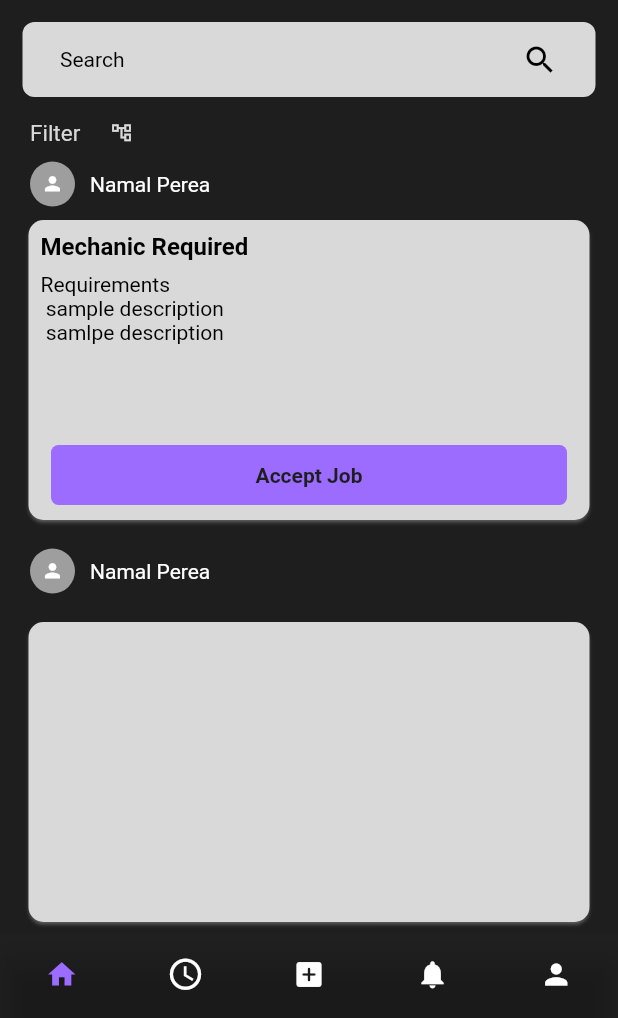
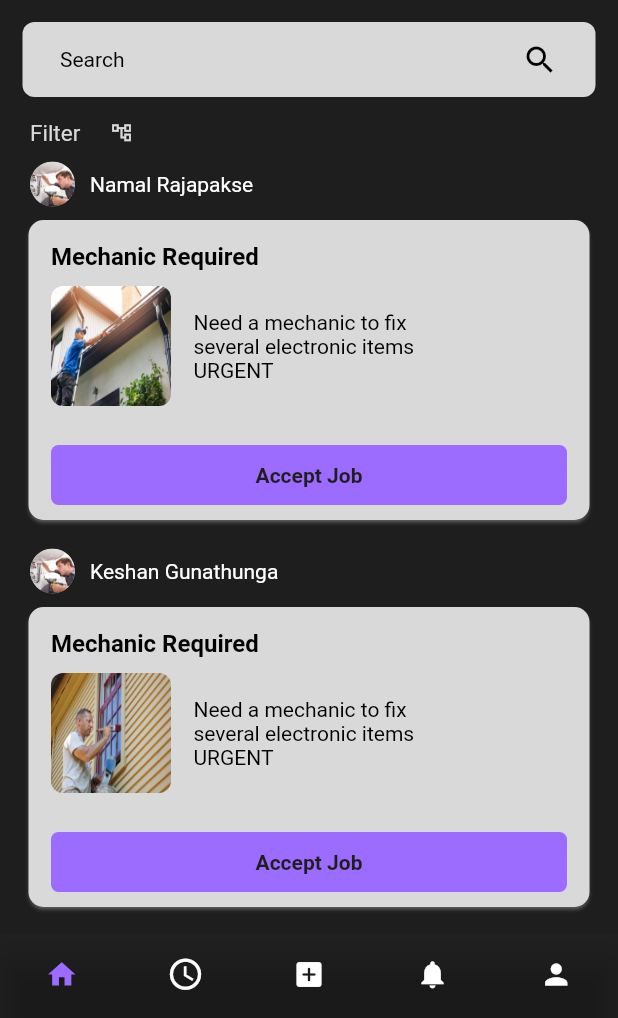
Before and after one commit to TeamHandyman/handymanbusiness, a Flutter app: the screen it shows after launch, after a tap on "Login", on a phone screen of 412 x 824 dp, the part 218-1236 px from its top. Run offline on Flutter 3.47's test engine with Material 2 defaults, Android fonts, the phone set to English and light mode, and no system bars; our stand-ins replace dio, fluttertoast, image_picker; missing offline and left inert: cloudinary_public.

Commit message:
worker-home

```diff
--- a/lib/WorkerScreens/home.dart
+++ b/lib/WorkerScreens/home.dart
@@ -12,6 +12,136 @@ class _HomeScreenState extends State<HomeScreen> {
   Widget build(BuildContext context) {
     final height = MediaQuery.of(context).size.height;
     final width = MediaQuery.of(context).size.width;
+    Widget jobRequestTile(
+        BuildContext context, String fname, String lname, String image) {
+      return Column(
+        children: [
+          Padding(
+            padding: EdgeInsets.only(left: 15, right: 15, top: 10),
+            child: Container(
+              width: width,
+              height: 30,
+              child: Row(
+                mainAxisAlignment: MainAxisAlignment.start,
+                crossAxisAlignment: CrossAxisAlignment.center,
+                children: [
+                  CircleAvatar(
+                    backgroundColor: Colors.grey,
+                    radius: 20,
+                    backgroundImage: AssetImage('assets/images/services1.jpeg'),
+                    child: Center(
+                      child: Icon(
+                        Icons.person,
+                        color: Colors.white,
+                        size: 15,
+                      ),
+                    ),
+                  ),
+                  Padding(
+                    padding: EdgeInsets.only(
+                      left: 5.0,
+                      right: 15,
+                    ),
+                    child: Text(
+                      fname + ' ' + lname,
+                      style: TextStyle(color: Colors.white, fontSize: 14),
+                    ),
+                  ),
+                ],
+              ),
+            ),
+          ),
+          Padding(
+            padding:
+                const EdgeInsets.only(left: 15.0, right: 15, top: 5, bottom: 5),
+            child: Card(
+              color: Theme.of(context).shadowColor,
+              child: Container(
+                height: 200,
+                width: width,
+                child: Column(
+                  mainAxisAlignment: MainAxisAlignment.start,
+                  crossAxisAlignment: CrossAxisAlignment.start,
+                  children: [
+                    Padding(
+                      padding:
+                          const EdgeInsets.only(left: 15.0, top: 15, right: 15),
+                      child: Text('Mechanic Required',
+                          style: TextStyle(
+                              color: Colors.black,
+                              fontWeight: FontWeight.bold,
+                              fontSize: 16)),
+                    ),
+                    Padding(
+                      padding:
+                          const EdgeInsets.only(left: 15.0, top: 10, right: 15),
+                      child: Row(
+                        children: [
+                          ClipRRect(
+                            borderRadius: BorderRadius.circular(8.0),
+                            child: Image.asset(
+                              'assets/images/${image}.jpeg',
+                              height: 80.0,
+                              width: 80.0,
+                              fit: BoxFit.fill,
+                            ),
+                          ),
+                          Padding(
+                            padding: const EdgeInsets.only(left: 15, right: 15),
+                            child: Container(
+                              width: 150,
+                              child: Text(
+                                'Need a mechanic to fix several electronic items\nURGENT',
+                                style: TextStyle(
+                                  color: Colors.black,
+                                  fontSize: 14,
+                                ),
+                                textAlign: TextAlign.left,
+                              ),
+                            ),
+                          ),
+                        ],
+                      ),
+                    ),
+                    Spacer(),
+                    Padding(
+                      padding: const EdgeInsets.only(
+                        top: 20.0,
+                        bottom: 10,
+                        left: 15,
+                        right: 15,
+                      ),
+                      child: GestureDetector(
+                        child: Container(
+                          height: 40,
+                          width: width,
+                          decoration: BoxDecoration(
+                            color: Theme.of(context).buttonColor,
+                            borderRadius: BorderRadius.circular(5),
+                          ),
+                          child: Center(
+                            child: Text('Accept Job',
+                                style: TextStyle(
+                                  fontWeight: FontWeight.bold,
+                                  color: Theme.of(context).backgroundColor,
+                                  fontSize: 14,
+                                )),
+                          ),
+                        ),
+                      ),
+                    ),
+                  ],
+                ),
+              ),
+              shape: RoundedRectangleBorder(
+                borderRadius: BorderRadius.circular(10.0),
+              ),
+            ),
+          ),
+        ],
+      );
+    }
+
     return Scaffold(
       appBar: AppBar(
         automaticallyImplyLeading: false,
@@ -118,175 +248,11 @@ class _HomeScreenState extends State<HomeScreen> {
                 )
               ],
             ),
-            Padding(
-              padding: const EdgeInsets.only(left: 15, right: 15, top: 10),
-              child: Container(
-                width: width,
-                height: 30,
-                child: Row(
-                  mainAxisAlignment: MainAxisAlignment.start,
-                  crossAxisAlignment: CrossAxisAlignment.center,
-                  children: const [
-                    CircleAvatar(
-                      backgroundColor: Colors.grey,
-                      radius: 20,
-                      child: Center(
-                        child: Icon(
-                          Icons.person,
-                          color: Colors.white,
-                          size: 15,
-                        ),
-                      ),
-                    ),
-                    Padding(
-                      padding: EdgeInsets.only(
-                        left: 5.0,
-                        right: 15,
-                      ),
-                      child: Text('Namal Perea',
-                          style: TextStyle(color: Colors.white, fontSize: 14)),
-                    ),
-                  ],
-                ),
-              ),
-            ),
-            Padding(
-              padding: const EdgeInsets.only(
-                  left: 15.0, right: 15, top: 5, bottom: 5),
-              child: Card(
-                color: Theme.of(context).shadowColor,
-                child: Container(
-                  height: 200,
-                  width: width,
-                  child: Column(
-                    mainAxisAlignment: MainAxisAlignment.start,
-                    crossAxisAlignment: CrossAxisAlignment.start,
-                    children: [
-                      Padding(
-                        padding: const EdgeInsets.all(8.0),
-                        child: Text('Mechanic Required',
-                            style: TextStyle(
-                                color: Colors.black,
-                                fontWeight: FontWeight.bold,
-                                fontSize: 16)),
-                      ),
-                      Padding(
-                        padding: const EdgeInsets.only(left: 8.0),
-                        child: Text(
-                          'Requirements\n sample description\n samlpe description',
-                          style: TextStyle(
-                            color: Colors.black,
-                            fontSize: 14,
-                          ),
-                          textAlign: TextAlign.left,
-                        ),
-                      ),
-                      Spacer(),
-                      Padding(
-                        padding: const EdgeInsets.only(
-                          top: 20.0,
-                          bottom: 10,
-                          left: 15,
-                          right: 15,
-                        ),
-                        child: GestureDetector(
-                          child: Container(
-                            height: 40,
-                            width: width,
-                            decoration: BoxDecoration(
-                              color: Theme.of(context).buttonColor,
-                              borderRadius: BorderRadius.circular(5),
-                            ),
-                            child: Center(
-                              child: Text('Accept Job',
-                                  style: TextStyle(
-                                    fontWeight: FontWeight.bold,
-                                    color: Theme.of(context).backgroundColor,
-                                    fontSize: 14,
-                                  )),
-                            ),
-                          ),
-                        ),
-                      ),
-                    ],
-                  ),
-                ),
-                shape: RoundedRectangleBorder(
-                  borderRadius: BorderRadius.circular(10.0),
-                ),
-              ),
-            ),
-            Padding(
-              padding: const EdgeInsets.only(left: 15, right: 15, top: 10),
-              child: Container(
-                width: width,
-                height: 30,
-                child: Row(
-                  mainAxisAlignment: MainAxisAlignment.start,
-                  crossAxisAlignment: CrossAxisAlignment.center,
-                  children: const [
-                    CircleAvatar(
-                      backgroundColor: Colors.grey,
-                      radius: 20,
-                      child: Center(
-                        child: Icon(
-                          Icons.person,
-                          color: Colors.white,
-                          size: 15,
-                        ),
-                      ),
-                    ),
-                    Padding(
-                      padding: EdgeInsets.only(
-                        left: 5.0,
-                        right: 15,
-                      ),
-                      child: Text('Namal Perea',
-                          style: TextStyle(color: Colors.white, fontSize: 14)),
-                    ),
-                  ],
-                ),
-              ),
-            ),
-            Padding(
-              padding: const EdgeInsets.all(15.0),
-              child: Card(
-                color: Theme.of(context).shadowColor,
-                child: Container(
-                  height: 200,
-                  width: width,
-                ),
-                shape: RoundedRectangleBorder(
-                  borderRadius: BorderRadius.circular(10.0),
-                ),
-              ),
-            ),
-            Padding(
-              padding: const EdgeInsets.all(15.0),
-              child: Card(
-                color: Theme.of(context).shadowColor,
-                child: Container(
-                  height: 200,
-                  width: width,
-                ),
-                shape: RoundedRectangleBorder(
-                  borderRadius: BorderRadius.circular(10.0),
-                ),
-              ),
-            ),
-            Padding(
-              padding: const EdgeInsets.all(15.0),
-              child: Card(
-                color: Theme.of(context).shadowColor,
-                child: Container(
-                  height: 200,
-                  width: width,
-                ),
-                shape: RoundedRectangleBorder(
-                  borderRadius: BorderRadius.circular(10.0),
-                ),
-              ),
-            ),
+            jobRequestTile(context, 'Namal', 'Rajapakse', 'portfolio1'),
+            jobRequestTile(context, 'Keshan', 'Gunathunga', 'portfolio2'),
+            jobRequestTile(context, 'Wanidu', 'Hasaranga', 'portfolio3'),
+            jobRequestTile(context, 'Chaminda', 'Vaas', 'portfolio1'),
+            jobRequestTile(context, 'Gihan', 'Perera', 'portfolio2'),
           ],
         ),
       ),
--- a/lib/WorkerScreens/profile.dart
+++ b/lib/WorkerScreens/profile.dart
@@ -61,7 +61,7 @@ class _ProfileScreenState extends State<ProfileScreen> {
                 child: Container(
                   decoration: const BoxDecoration(
                     image: DecorationImage(
-                      image: AssetImage('assets/images/portfolio1.jpg'),
+                      image: AssetImage('assets/images/portfolio1.jpeg'),
                       fit: BoxFit.fill,
                     ),
                   ),
@@ -111,7 +111,7 @@ class _ProfileScreenState extends State<ProfileScreen> {
                           decoration: const BoxDecoration(
                             image: DecorationImage(
                                 image:
-                                    AssetImage('assets/images/portfolio3.jpg'),
+                                    AssetImage('assets/images/portfolio3.jpeg'),
                                 fit: BoxFit.fill),
                           ),
                         ),
@@ -130,7 +130,7 @@ class _ProfileScreenState extends State<ProfileScreen> {
                           decoration: const BoxDecoration(
                             image: DecorationImage(
                                 image:
-                                    AssetImage('assets/images/portfolio3.jpg'),
+                                    AssetImage('assets/images/portfolio3.jpeg'),
                                 fit: BoxFit.fill),
                           ),
                         ),
@@ -148,7 +148,8 @@ class _ProfileScreenState extends State<ProfileScreen> {
                         child: Container(
                           decoration: const BoxDecoration(
                             image: DecorationImage(
-                              image: AssetImage('assets/images/portfolio1.jpg'),
+                              image:
+                                  AssetImage('assets/images/portfolio1.jpeg'),
                               fit: BoxFit.fill,
                             ),
                           ),
@@ -188,7 +189,7 @@ class _ProfileScreenState extends State<ProfileScreen> {
                           decoration: const BoxDecoration(
                             image: DecorationImage(
                               image:
-                                  AssetImage('assets/images/portfolio1.jpg'),
+                                  AssetImage('assets/images/portfolio1.jpeg'),
                               fit: BoxFit.fill,
                             ),
                           ),
@@ -259,8 +260,7 @@ class _ProfileScreenState extends State<ProfileScreen> {
                         child: Container(
                           decoration: const BoxDecoration(
                             image: DecorationImage(
-                              image:
-                                  AssetImage('assets/images/services1.jpg'),
+                              image: AssetImage('assets/images/services1.jpeg'),
                               fit: BoxFit.fill,
                             ),
                           ),
@@ -279,8 +279,7 @@ class _ProfileScreenState extends State<ProfileScreen> {
                         child: Container(
                           decoration: const BoxDecoration(
                             image: DecorationImage(
-                              image:
-                                  AssetImage('assets/images/services2.jpg'),
+                              image: AssetImage('assets/images/services2.jpeg'),
                               fit: BoxFit.fill,
                             ),
                           ),
```
Also changed, not shown: pubspec.yaml (+4 -4 lines), assets/images/image1.jpg (added), assets/images/image2.jpg (added), assets/images/image3.jpeg (added), assets/images/image4.jpg (added), assets/images/portfolio1.jpeg (added), assets/images/portfolio1.jpg (deleted), assets/images/portfolio2.jpeg, assets/images/portfolio3.jpeg (added), assets/images/portfolio3.jpg (deleted), assets/images/services1.jpeg (added), assets/images/services1.jpg (deleted), assets/images/services2.jpeg (renamed from assets/images/services2.jpg).
